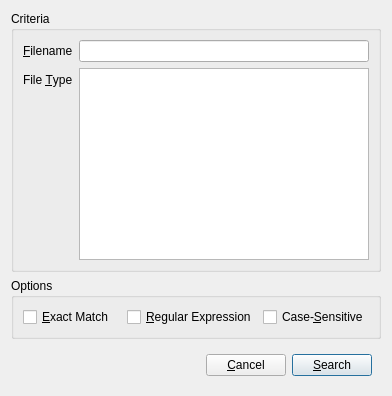
Before: the Qt Designer form src/gtatools-gui/src/src/gui/FileSearchDialog.ui in alemariusnexus/gtatools, drawn with Qt 5.
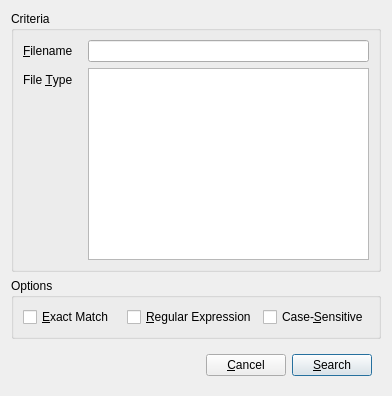
After: the same form once the commit is applied.

```diff
--- a/src/gtatools-gui/src/src/gui/FileSearchDialog.ui
+++ b/src/gtatools-gui/src/src/gui/FileSearchDialog.ui
@@ -26,6 +26,9 @@
       <string>Criteria</string>
      </property>
      <layout class="QFormLayout" name="formLayout">
+      <property name="horizontalSpacing">
+       <number>15</number>
+      </property>
       <item row="0" column="0">
        <widget class="QLabel" name="label">
         <property name="text">
```
